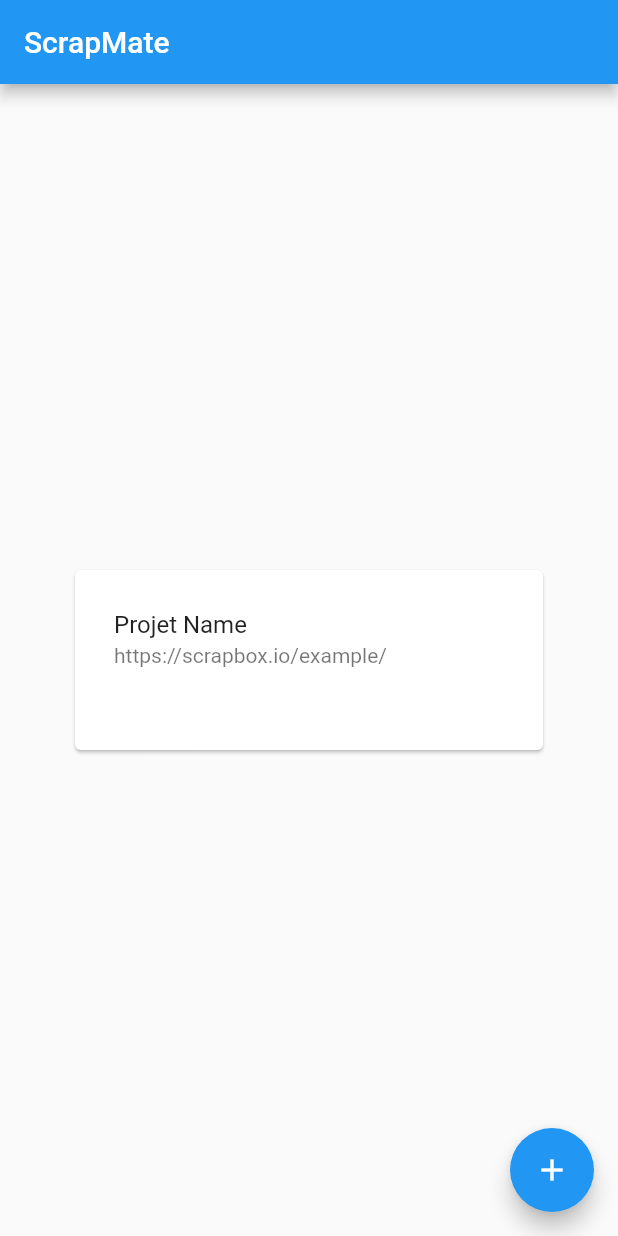
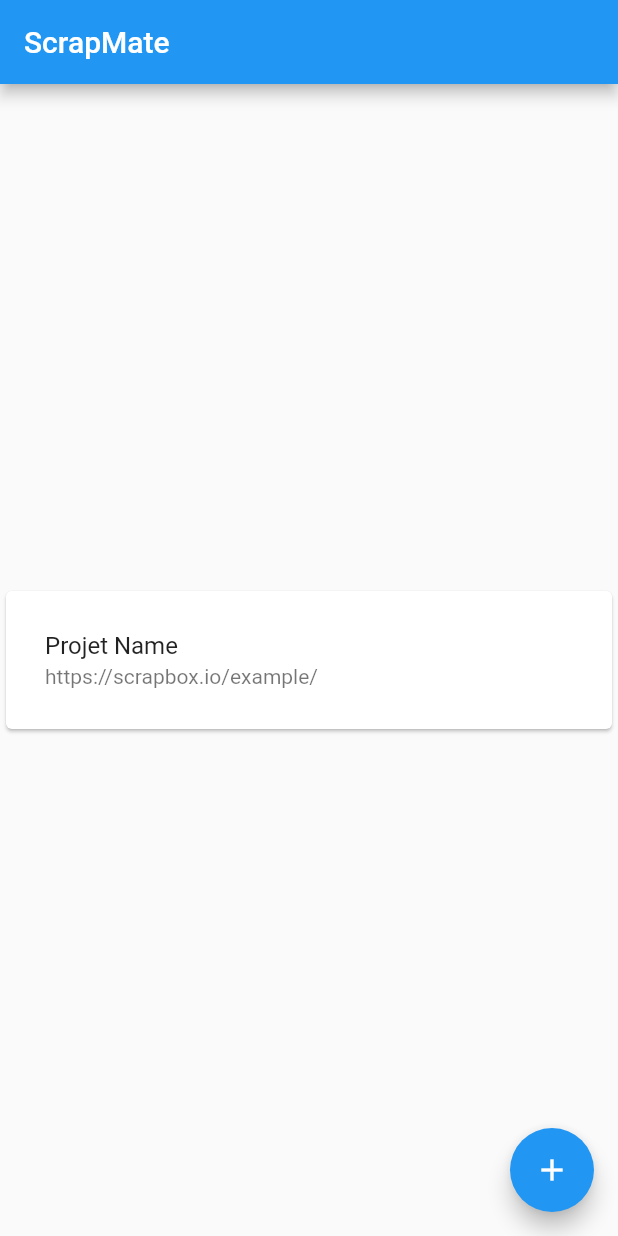
Before and after one commit to AioiLight/scrapmate, a Flutter app: the screen it shows after launch, on a phone screen of 412 x 824 dp. Run offline on Flutter 3.47's test engine with Material 2 defaults, Android fonts, the phone set to English and light mode, and no system bars.

Commit message:
*widgets/project.dart

```diff
--- a/scrapmate/lib/const.dart
+++ b/scrapmate/lib/const.dart
@@ -1,3 +1,7 @@
+import 'package:flutter/cupertino.dart';
+
 class Const {
   static const String AppName = "ScrapMate";
+
+  static const EdgeInsets Edge = EdgeInsets.all(10.0);
 }
--- a/scrapmate/lib/widgets/project.dart
+++ b/scrapmate/lib/widgets/project.dart
@@ -1,5 +1,6 @@
 import 'package:flutter/material.dart';
 import 'package:flutter/widgets.dart';
+import 'package:scrapmate/const.dart';
 import 'package:scrapmate/util.dart';
 
 class Project extends StatefulWidget {
@@ -30,11 +31,8 @@ class _ProjectState extends State<Project> with SingleTickerProviderStateMixin {
   @override
   Widget build(BuildContext context) {
     return Card(
-        margin: const EdgeInsets.all(50.0),
         child: Container(
-            margin: const EdgeInsets.all(10.0),
-            width: 300,
-            height: 100,
+            margin: Const.Edge,
             child: Column(
               children: [
                 ListTile(
```
